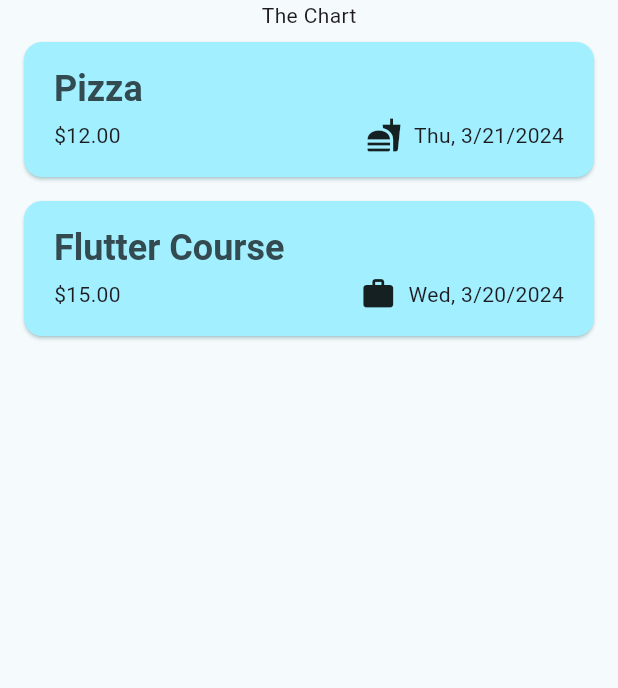
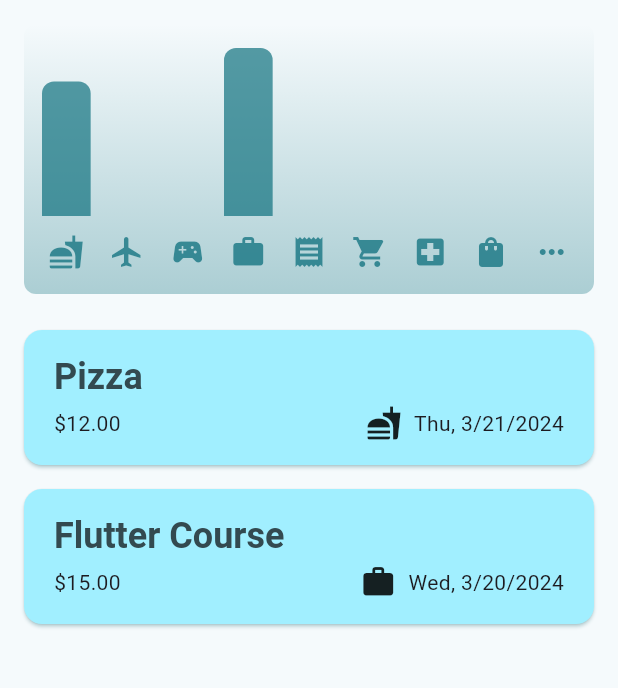
Before and after one commit to rasmusmedj/flutter_expense_tracker, a Flutter app: the screen it shows after launch, on a phone screen of 412 x 824 dp, the part 84-772 px from its top. Run offline on Flutter 3.47's test engine with Material 3 defaults, Android fonts, the phone set to English and light mode, and no system bars.

Commit message:
Add chart. Expense tracker course done. Video #132 done

```diff
--- a/lib/models/expense.dart
+++ b/lib/models/expense.dart
@@ -48,3 +48,26 @@ class Expense {
     return formatter.format(date);
   }
 }
+
+class ExpenseBucket {
+  const ExpenseBucket({
+    required this.category,
+    required this.expenses,
+  });
+
+  ExpenseBucket.forCategory(List<Expense> allExpenses, this.category)
+      : expenses = allExpenses.where((expense) => expense.category == category).toList();
+
+  final Category category;
+  final List<Expense> expenses;
+
+  double get totalExpenses {
+    double sum = 0;
+
+    for (final expense in expenses) {
+      sum += expense.amount;
+    }
+
+    return sum;
+  }
+}
--- /dev/null
+++ b/lib/widgets/chart/chart.dart
@@ -0,0 +1,100 @@
+import 'package:flutter/material.dart';
+
+import 'package:flutter_expense_tracker/widgets/chart/chart_bar.dart';
+import 'package:flutter_expense_tracker/models/expense.dart';
+
+class Chart extends StatelessWidget {
+  const Chart({super.key, required this.expenses});
+
+  final List<Expense> expenses;
+
+  List<ExpenseBucket> get buckets {
+    return [
+      ExpenseBucket.forCategory(expenses, Category.food),
+      ExpenseBucket.forCategory(expenses, Category.travel),
+      ExpenseBucket.forCategory(expenses, Category.leisure),
+      ExpenseBucket.forCategory(expenses, Category.work),
+      ExpenseBucket.forCategory(expenses, Category.bills),
+      ExpenseBucket.forCategory(expenses, Category.groceries),
+      ExpenseBucket.forCategory(expenses, Category.health),
+      ExpenseBucket.forCategory(expenses, Category.shopping),
+      ExpenseBucket.forCategory(expenses, Category.others),
+    ];
+  }
+
+  double get maxTotalExpense {
+    double maxTotalExpense = 0;
+
+    for (final bucket in buckets) {
+      if (bucket.totalExpenses > maxTotalExpense) {
+        maxTotalExpense = bucket.totalExpenses;
+      }
+    }
+
+    return maxTotalExpense;
+  }
+
+  @override
+  Widget build(BuildContext context) {
+    final isDarkMode =
+        MediaQuery.of(context).platformBrightness == Brightness.dark;
+    return Container(
+      margin: const EdgeInsets.all(16),
+      padding: const EdgeInsets.symmetric(
+        vertical: 16,
+        horizontal: 8,
+      ),
+      width: double.infinity,
+      height: 180,
+      decoration: BoxDecoration(
+        borderRadius: BorderRadius.circular(8),
+        gradient: LinearGradient(
+          colors: [
+            Theme.of(context).colorScheme.primary.withOpacity(0.3),
+            Theme.of(context).colorScheme.primary.withOpacity(0.0)
+          ],
+          begin: Alignment.bottomCenter,
+          end: Alignment.topCenter,
+        ),
+      ),
+      child: Column(
+        children: [
+          Expanded(
+            child: Row(
+              crossAxisAlignment: CrossAxisAlignment.end,
+              children: [
+                for (final bucket in buckets) // alternative to map()
+                  ChartBar(
+                    fill: bucket.totalExpenses == 0
+                        ? 0
+                        : bucket.totalExpenses / maxTotalExpense,
+                  )
+              ],
+            ),
+          ),
+          const SizedBox(height: 12),
+          Row(
+            children: buckets
+                .map(
+                  (bucket) => Expanded(
+                    child: Padding(
+                      padding: const EdgeInsets.symmetric(horizontal: 4),
+                      child: Icon(
+                        categoryIcons[bucket.category],
+                        color: isDarkMode
+                            ? Theme.of(context).colorScheme.secondary
+                            : Theme.of(context)
+                                .colorScheme
+                                .primary
+                                .withOpacity(0.7),
+                      ),
+                    ),
+                  ),
+                )
+                .toList(),
+          )
+        ],
+      ),
+    );
+  }
+}
--- /dev/null
+++ b/lib/widgets/chart/chart_bar.dart
@@ -0,0 +1,34 @@
+import 'package:flutter/material.dart';
+
+class ChartBar extends StatelessWidget {
+  const ChartBar({
+    super.key,
+    required this.fill,
+  });
+
+  final double fill;
+
+  @override
+  Widget build(BuildContext context) {
+    final isDarkMode =
+        MediaQuery.of(context).platformBrightness == Brightness.dark;
+    return Expanded(
+      child: Padding(
+        padding: const EdgeInsets.symmetric(horizontal: 4),
+        child: FractionallySizedBox(
+          heightFactor: fill,
+          child: DecoratedBox(
+            decoration: BoxDecoration(
+              shape: BoxShape.rectangle,
+              borderRadius:
+                  const BorderRadius.vertical(top: Radius.circular(8)),
+              color: isDarkMode
+                  ? Theme.of(context).colorScheme.secondary
+                  : Theme.of(context).colorScheme.primary.withOpacity(0.65),
+            ),
+          ),
+        ),
+      ),
+    );
+  }
+}
--- a/lib/widgets/expenses.dart
+++ b/lib/widgets/expenses.dart
@@ -1,4 +1,7 @@
+import 'dart:math';
+
 import 'package:flutter/material.dart';
+import 'package:flutter_expense_tracker/widgets/chart/chart.dart';
 import 'package:flutter_expense_tracker/widgets/expenses_list/expenses_list.dart';
 
 import 'new_expense.dart';
@@ -95,7 +98,7 @@ class _ExpensesState extends State<Expenses> {
       ),
       body: Column(
         children: [
-          const Text('The Chart'),
+          Chart(expenses: _registeredExpenses),
           Expanded(
             child: mainContent,
           ),
```
